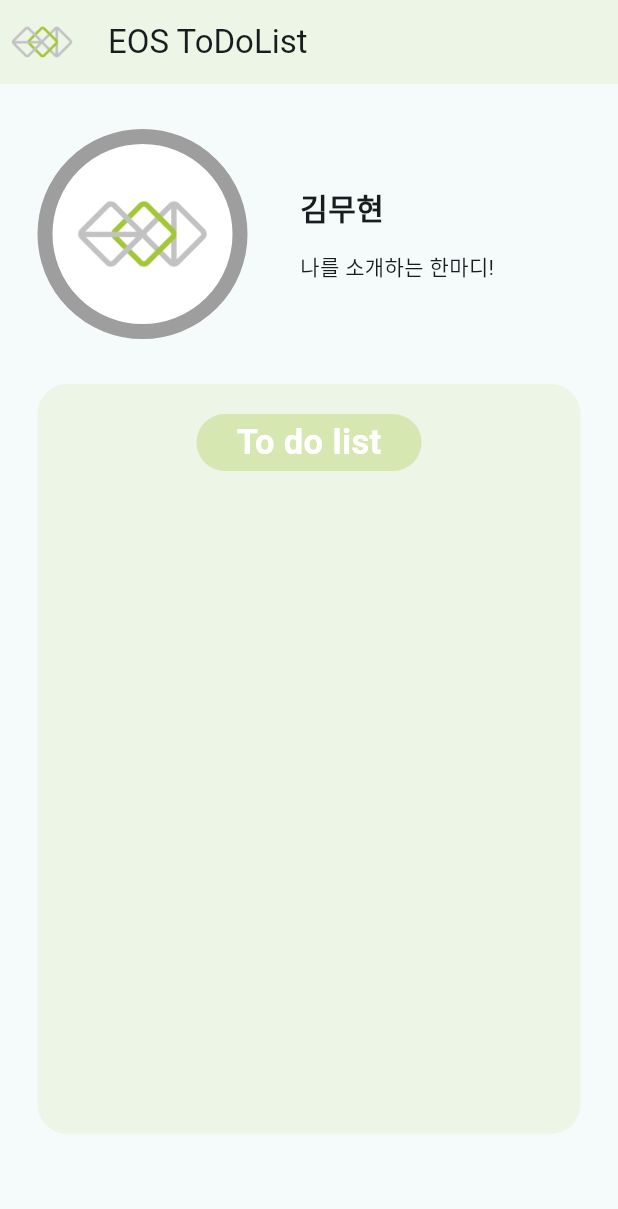
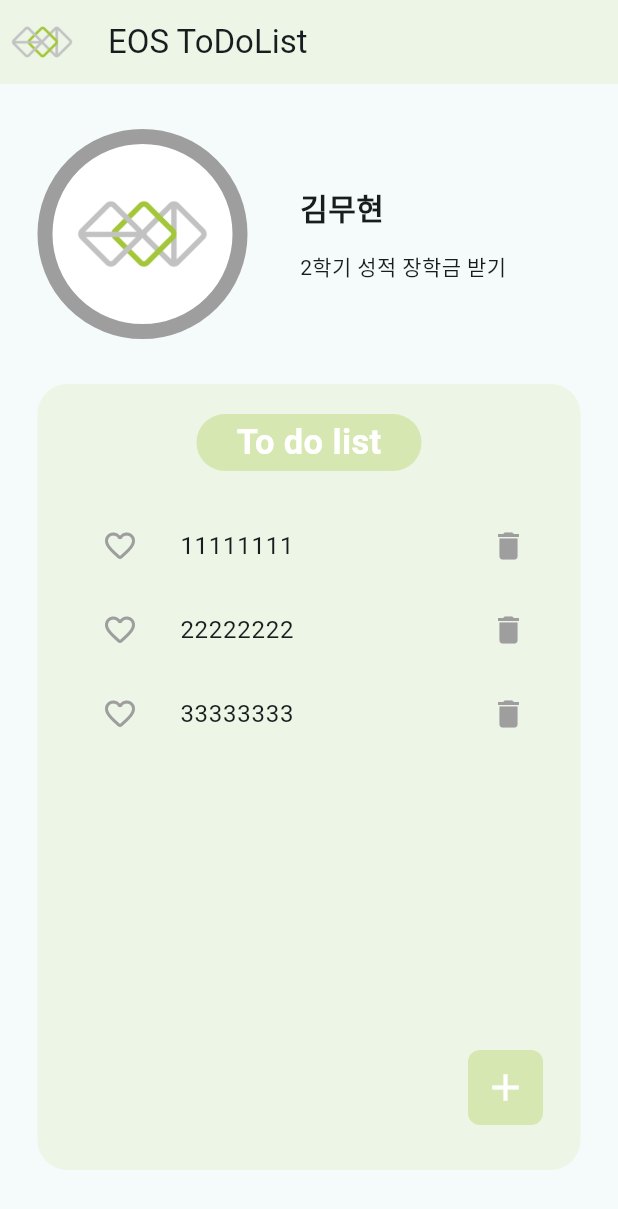
Before and after one commit to leonnoel777/2024_EOS_basic_project, a Flutter app: the screen it shows after launch, on a phone screen of 412 x 824 dp. Shown: the top 1209 px of the screen. Run offline on Flutter 3.47's test engine with Material 3 defaults, Android fonts, the phone set to English and light mode, and no system bars; Roboto replaces fonts that are missing (Pretendard).

Commit message:
Commit 11/8

```diff
--- a/lib/screens/home_screen.dart
+++ b/lib/screens/home_screen.dart
@@ -1,8 +1,30 @@
+import 'package:eos_todolist/widgets/add_button.dart';
+import 'package:eos_todolist/widgets/todo_item.dart';
 import 'package:flutter/cupertino.dart';
 import 'package:flutter/material.dart';
 
-class HomeScreen extends StatelessWidget {
+class HomeScreen extends StatefulWidget {
   const HomeScreen({super.key});
+
+  @override
+  State<HomeScreen> createState() => _HomeScreenState();
+}
+
+class _HomeScreenState extends State<HomeScreen> {
+  List toDoLists = [];
+
+  @override
+  void initState() {
+    super.initState();
+    toDoLists.add("11111111");
+    toDoLists.add("22222222");
+    toDoLists.add("33333333");
+  }
+
+  @override
+  void dispose() {
+    super.dispose();
+  }
 
   @override
   Widget build(BuildContext context) {
@@ -41,12 +63,13 @@ class HomeScreen extends StatelessWidget {
                   children: const [
                     Text(
                       '김무현',
-                      style: TextStyle(fontWeight: FontWeight.bold, fontSize: 20),
+                      style:
+                          TextStyle(fontWeight: FontWeight.bold, fontSize: 20),
                     ),
                     SizedBox(
                       height: 15,
                     ),
-                    Text('나를 소개하는 한마디!'),
+                    Text('2학기 성적 장학금 받기'),
                   ],
                 ),
               ],
@@ -58,11 +81,10 @@ class HomeScreen extends StatelessWidget {
                 padding: EdgeInsets.symmetric(horizontal: 25),
                 child: Container(
                   width: MediaQuery.of(context).size.width,
-                  height: 500,
+                  height: MediaQuery.of(context).size.height - 300,
                   decoration: BoxDecoration(
-                    color: Color(0xFFA4C639).withOpacity(0.1),
-                    borderRadius: BorderRadius.circular(20)
-                  ),
+                      color: Color(0xFFA4C639).withOpacity(0.1),
+                      borderRadius: BorderRadius.circular(20)),
                 ),
               ),
               Positioned(
@@ -86,7 +108,37 @@ class HomeScreen extends StatelessWidget {
                     ),
                   ),
                 ),
-              )
+              ),
+              Padding(
+                padding: EdgeInsets.only(top: 80, left: 40, right: 25),
+                child: Container(
+                  height: MediaQuery.of(context).size.height - 420,
+                  child: ListView.builder(
+                    itemCount: toDoLists.length,
+                    itemBuilder: (BuildContext context, int index) {
+                      return ToDoItem(
+                        title: toDoLists[index].toString(),
+                        onDelete: () {
+                          setState(() {
+                            toDoLists.removeAt(index);
+                          });
+                        },
+                      );
+                    },
+                  ),
+                ),
+              ),
+              Positioned(
+                bottom: 30,
+                right: 50,
+                child: AddButton(
+                  onPressed: () {
+                    setState(() {
+                      toDoLists.add("+++++++++");
+                    });
+                  },
+                ),
+              ),
             ],
           )
         ],
--- /dev/null
+++ b/lib/widgets/add_button.dart
@@ -0,0 +1,26 @@
+import 'package:flutter/material.dart';
+
+class AddButton extends StatelessWidget {
+  final VoidCallback onPressed;
+  const AddButton({Key? key, required this.onPressed}) : super(key: key);
+  @override
+  Widget build(BuildContext context) {
+    return ElevatedButton(
+      onPressed: onPressed,
+      child: Icon(
+        Icons.add,
+        size: 30,
+        color: Colors.white,
+      ),
+      style: ElevatedButton.styleFrom(
+        elevation: 0,
+        backgroundColor: Color(0xFFA4C639).withOpacity(0.3),
+        shape: RoundedRectangleBorder(
+          borderRadius: BorderRadius.circular(8),
+        ),
+        padding: EdgeInsets.all(0),
+        minimumSize: Size(50, 50),
+      ),
+    );
+  }
+}
--- /dev/null
+++ b/lib/widgets/todo_item.dart
@@ -0,0 +1,41 @@
+import 'package:flutter/material.dart';
+
+class ToDoItem extends StatefulWidget {
+  final String title;
+  final VoidCallback onDelete;
+
+  const ToDoItem({Key? key, required this.title, required this.onDelete})
+      : super(key: key);
+  @override
+  State<ToDoItem> createState() => _ToDoItemState();
+}
+
+class _ToDoItemState extends State<ToDoItem> {
+  bool isClicked = false;
+  @override
+  Widget build(BuildContext context) {
+    return ListTile(
+      leading: IconButton(
+        icon: Icon(
+          isClicked ? Icons.favorite_rounded : Icons.favorite_outline_rounded,
+          color: Colors.grey,
+        ),
+        onPressed: () {
+          setState(() {
+            isClicked = !isClicked;
+          });
+        },
+      ),
+      title: Text(widget.title),
+      trailing: IconButton(
+        icon: Icon(
+          Icons.delete,
+          color: Colors.grey,
+        ),
+        onPressed: widget.onDelete,
+      ),
+    );
+
+    return const Placeholder();
+  }
+}
```
Also changed, not shown: Assignment/week5_1.png (added), Assignment/week5_2.png (added), pubspec.lock, 1 other file.
